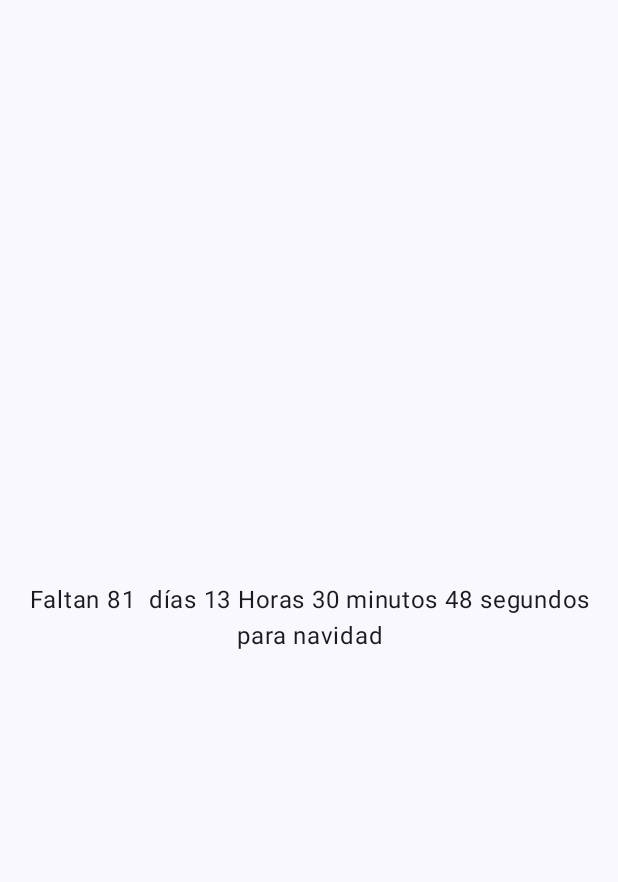
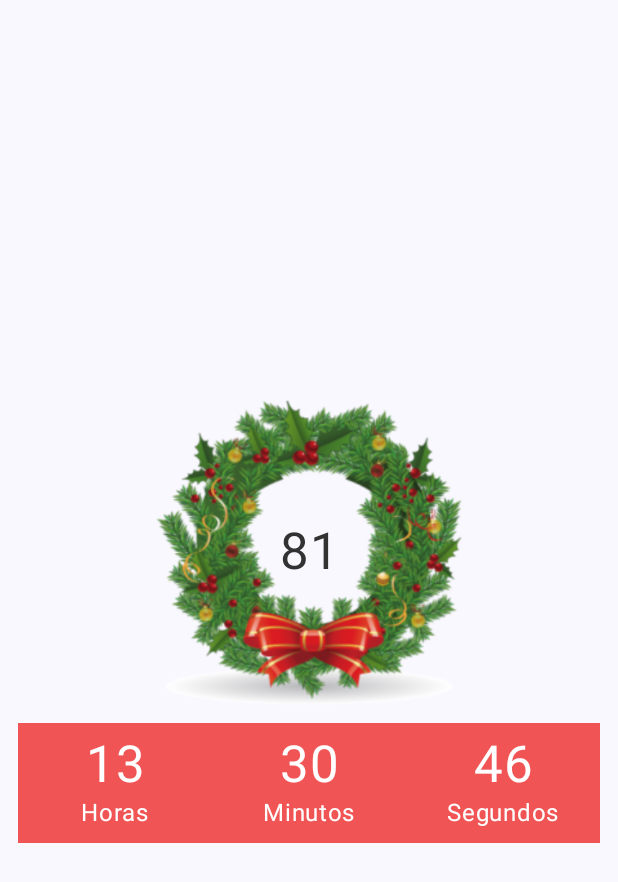
Before and after one commit to hall9zeha/ChristmasAppCompose, an Android app built with Jetpack Compose: the composable CountdownScreen shown on its own in the app's theme, on a phone screen of 412 x 824 dp. Shown: the top 882 px of the screen. Run offline under Robolectric (Android 15) with nearby library versions, the phone set to English and light mode, and no system bars; our stand-ins replace Dagger/Hilt's generated code, livedata-compose.

Commit message:
Refactor CountdownScreen

```diff
--- a/app/build.gradle.kts
+++ b/app/build.gradle.kts
@@ -15,7 +15,7 @@ android {
         targetSdk = 33
         versionCode = 1
         versionName = "1.0"
-
+        compileSdkPreview = "UpsideDownCake"
         testInstrumentationRunner = "androidx.test.runner.AndroidJUnitRunner"
         vectorDrawables {
             useSupportLibrary = true
@@ -71,6 +71,9 @@ dependencies {
     implementation("com.google.dagger:hilt-android:2.44")
     kapt("com.google.dagger:hilt-android-compiler:2.44")
     implementation ("androidx.hilt:hilt-navigation-compose:1.0.0")
+    //Coil for images
+    //implementation("io.coil-kt:coil:2.4.0")
+    //implementation ("com.github.bumptech.glide:compose:1.0.0-beta01")
 
     testImplementation("junit:junit:4.13.2")
     androidTestImplementation("androidx.test.ext:junit:1.1.5")
--- a/app/src/main/AndroidManifest.xml
+++ b/app/src/main/AndroidManifest.xml
@@ -1,6 +1,7 @@
 <?xml version="1.0" encoding="utf-8"?>
 <manifest xmlns:android="http://schemas.android.com/apk/res/android"
     xmlns:tools="http://schemas.android.com/tools">
+    <uses-permission android:name="android.permission.INTERNET"/>
 
     <application
         android:allowBackup="true"
--- a/app/src/main/java/com/barryzea/christmasapp/common/Utils.kt
+++ b/app/src/main/java/com/barryzea/christmasapp/common/Utils.kt
@@ -1,6 +1,7 @@
 package com.barryzea.christmasapp.common
 
 import android.util.Log
+import com.barryzea.christmasapp.data.model.CountdownEntity
 
 import java.util.Calendar
 import java.util.concurrent.TimeUnit
@@ -12,7 +13,8 @@ import java.util.concurrent.TimeUnit
  * Copyright (c)  All rights reserved.
  **/
 
-fun getDays():String{
+fun getDays():CountdownEntity{
+
     var calendar = Calendar.getInstance()
     var christmasYear = calendar.get(Calendar.YEAR)
 
@@ -33,8 +35,8 @@ fun getDays():String{
     val minutes = (60-calendar.get(Calendar.MINUTE))
     val seconds = (60-calendar.get(Calendar.SECOND))
     return if( days==0){
-        "Ya es navidad"
+       CountdownEntity()
     }else{
-        "Faltan $days  días $hours Horas $minutes minutos $seconds segundos para navidad"
+        CountdownEntity(days,hours,minutes,seconds)
     }
 }
--- /dev/null
+++ b/app/src/main/java/com/barryzea/christmasapp/data/model/CountdownEntity.kt
@@ -0,0 +1,10 @@
+package com.barryzea.christmasapp.data.model
+
+
+/**
+ * Project ChristmasApp
+ * Created by Barry Zea H. on 5/10/23.
+ * Copyright (c)  All rights reserved.
+ **/
+
+data class CountdownEntity (val day:Int=0,val hour:Int=0, val minute:Int=0, val second:Int=0)
--- a/app/src/main/java/com/barryzea/christmasapp/data/repository/MainRepository.kt
+++ b/app/src/main/java/com/barryzea/christmasapp/data/repository/MainRepository.kt
@@ -1,5 +1,6 @@
 package com.barryzea.christmasapp.data.repository
 
+import com.barryzea.christmasapp.data.model.CountdownEntity
 import kotlinx.coroutines.flow.Flow
 
 
@@ -10,5 +11,5 @@ import kotlinx.coroutines.flow.Flow
  **/
 
 interface MainRepository {
-    suspend fun  getChristmasCountdown():Flow<String>
+    suspend fun  getChristmasCountdown():Flow<CountdownEntity>
 }
--- a/app/src/main/java/com/barryzea/christmasapp/data/repository/MainRepositoryImpl.kt
+++ b/app/src/main/java/com/barryzea/christmasapp/data/repository/MainRepositoryImpl.kt
@@ -1,6 +1,7 @@
 package com.barryzea.christmasapp.data.repository
 
 import com.barryzea.christmasapp.common.getDays
+import com.barryzea.christmasapp.data.model.CountdownEntity
 import kotlinx.coroutines.Dispatchers
 import kotlinx.coroutines.delay
 import kotlinx.coroutines.flow.Flow
@@ -16,7 +17,7 @@ import javax.inject.Inject
  **/
 
 class MainRepositoryImpl @Inject constructor() :MainRepository{
-    override suspend fun getChristmasCountdown(): Flow<String> {
+    override suspend fun getChristmasCountdown(): Flow<CountdownEntity> {
         return flow{
             while(true){
                 emit(getDays())
--- a/app/src/main/java/com/barryzea/christmasapp/ui/components/CountdownScreen.kt
+++ b/app/src/main/java/com/barryzea/christmasapp/ui/components/CountdownScreen.kt
@@ -1,21 +1,32 @@
 package com.barryzea.christmasapp.ui.components
 
+import androidx.compose.foundation.Image
+import androidx.compose.foundation.background
 import androidx.compose.foundation.layout.Arrangement
 import androidx.compose.foundation.layout.Box
 import androidx.compose.foundation.layout.Column
 import androidx.compose.foundation.layout.Row
 import androidx.compose.foundation.layout.fillMaxSize
+import androidx.compose.foundation.layout.fillMaxWidth
+import androidx.compose.foundation.layout.height
 import androidx.compose.foundation.layout.padding
+import androidx.compose.foundation.layout.width
 import androidx.compose.material3.Text
 import androidx.compose.runtime.Composable
 import androidx.compose.runtime.getValue
 import androidx.compose.runtime.livedata.observeAsState
 import androidx.compose.ui.Alignment
 import androidx.compose.ui.Modifier
+import androidx.compose.ui.graphics.Color
+import androidx.compose.ui.res.painterResource
+import androidx.compose.ui.res.stringResource
 import androidx.compose.ui.text.style.TextAlign
+import androidx.compose.ui.tooling.preview.Preview
 import androidx.compose.ui.unit.dp
+import androidx.compose.ui.unit.sp
 import androidx.hilt.navigation.compose.hiltViewModel
-import com.barryzea.christmasapp.common.getDays
+import com.barryzea.christmasapp.R
+import com.barryzea.christmasapp.data.model.CountdownEntity
 import com.barryzea.christmasapp.ui.viewModel.MainViewModel
 
 
@@ -28,7 +39,7 @@ import com.barryzea.christmasapp.ui.viewModel.MainViewModel
 @Composable
 fun CountdownScreen(mainViewModel: MainViewModel = hiltViewModel()){
     mainViewModel.fetchChristmasCountdown()
-    val response by mainViewModel.christmasCountdown.observeAsState("")
+    val response by mainViewModel.christmasCountdown.observeAsState(CountdownEntity())
     Box (modifier= Modifier
         .fillMaxSize()
         .padding(8.dp),
@@ -37,19 +48,88 @@ fun CountdownScreen(mainViewModel: MainViewModel = hiltViewModel()){
         Column(Modifier.fillMaxSize(),
             horizontalAlignment = Alignment.CenterHorizontally,
             verticalArrangement = Arrangement.Center) {
-            Greeting(response = response)
+            Greeting(response = response!!)
+
         }
 
     }
 }
+
+
 @Composable
-fun Greeting(response: String, modifier: Modifier = Modifier) {
-    Row(horizontalArrangement = Arrangement.Center, verticalAlignment = Alignment.CenterVertically,
-        modifier= Modifier.padding(8.dp),) {
+fun Greeting(response: CountdownEntity, modifier: Modifier = Modifier
+    .fillMaxWidth()) {
+    Box(modifier = Modifier
+        .height(220.dp)
+        .width(220.dp),
+        contentAlignment =  Alignment.Center){
+        Image( painterResource(id = R.drawable.christmas_wreath),
+            contentDescription="",
+            modifier= Modifier
+                .height(220.dp)
+                .width(220.dp)
+           )
         Text(
-            text = response,
+            text = response.day.toString(),
+
             modifier = modifier,
+            color= Color(0xff323232),
+            fontSize=34.sp,
             textAlign = TextAlign.Center
         )
     }
+    Row(horizontalArrangement = Arrangement.Center, verticalAlignment = Alignment.CenterVertically,
+        modifier= Modifier
+            .padding(4.dp)
+            .height(80.dp)
+            .background(color = Color(0xFFF05454)),) {
+
+        Column(Modifier.weight(1f), horizontalAlignment = Alignment.CenterHorizontally) {
+            Text(
+                text = response.hour.toString(),
+                modifier = modifier,
+                color= Color(0xffffffff),
+                fontSize=34.sp,
+                textAlign = TextAlign.Center
+            )
+            Text(
+                text= stringResource(R.string.hour),
+                color= Color(0xffffffff),
+            )
+        }
+        Column(Modifier.weight(1f), horizontalAlignment = Alignment.CenterHorizontally) {
+            Text(
+                text = response.minute.toString(),
+                modifier = modifier,
+                color= Color(0xffffffff),
+                fontSize=34.sp,
+                textAlign = TextAlign.Center
+            )
+            Text(
+                text= stringResource(R.string.minutes),
+                color= Color(0xffffffff),
+            )
+        }
+        Column(Modifier.weight(1f), horizontalAlignment = Alignment.CenterHorizontally) {
+            Text(
+                text = response.second.toString(),
+                modifier = modifier,
+                color= Color(0xffffffff),
+                fontSize=34.sp,
+                textAlign = TextAlign.Center
+            )
+            Text(
+                text= stringResource(R.string.seconds),
+                color= Color(0xffffffff),
+            )
+        }
+    }
 }
+@Preview(
+    showBackground = true,
+    showSystemUi = true
+)
+@Composable
+fun prev(){
+    Greeting(response = CountdownEntity())
+}
--- a/app/src/main/java/com/barryzea/christmasapp/ui/viewModel/MainViewModel.kt
+++ b/app/src/main/java/com/barryzea/christmasapp/ui/viewModel/MainViewModel.kt
@@ -5,6 +5,7 @@ import androidx.lifecycle.LiveData
 import androidx.lifecycle.MutableLiveData
 import androidx.lifecycle.ViewModel
 import androidx.lifecycle.viewModelScope
+import com.barryzea.christmasapp.data.model.CountdownEntity
 import com.barryzea.christmasapp.data.repository.MainRepository
 import dagger.hilt.android.lifecycle.HiltViewModel
 import kotlinx.coroutines.flow.catch
@@ -21,8 +22,8 @@ import javax.inject.Inject
 @HiltViewModel
 class MainViewModel @Inject constructor(private val repository:MainRepository):ViewModel() {
 
-    private var _christmasCountdown:MutableLiveData<String> = MutableLiveData()
-    val christmasCountdown:LiveData<String> get() = _christmasCountdown
+    private var _christmasCountdown:MutableLiveData<CountdownEntity> = MutableLiveData()
+    val christmasCountdown:LiveData<CountdownEntity> get() = _christmasCountdown
 
     fun fetchChristmasCountdown(){
         viewModelScope.launch {
--- a/app/src/main/res/values/strings.xml
+++ b/app/src/main/res/values/strings.xml
@@ -1,3 +1,6 @@
 <resources>
     <string name="app_name">ChristmasApp</string>
+    <string name="minutes">Minutos</string>
+    <string name="hour">Horas</string>
+    <string name="seconds">Segundos</string>
 </resources>
```
Also changed, not shown: app/src/main/res/drawable/christmas_wreath.png (added).
